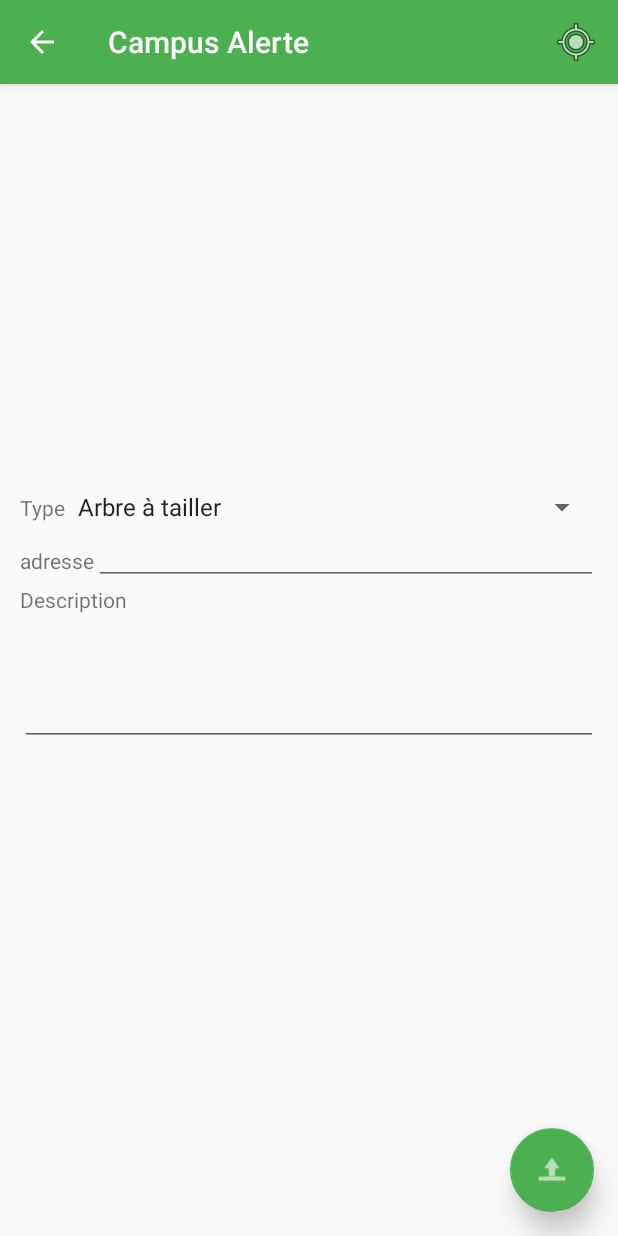
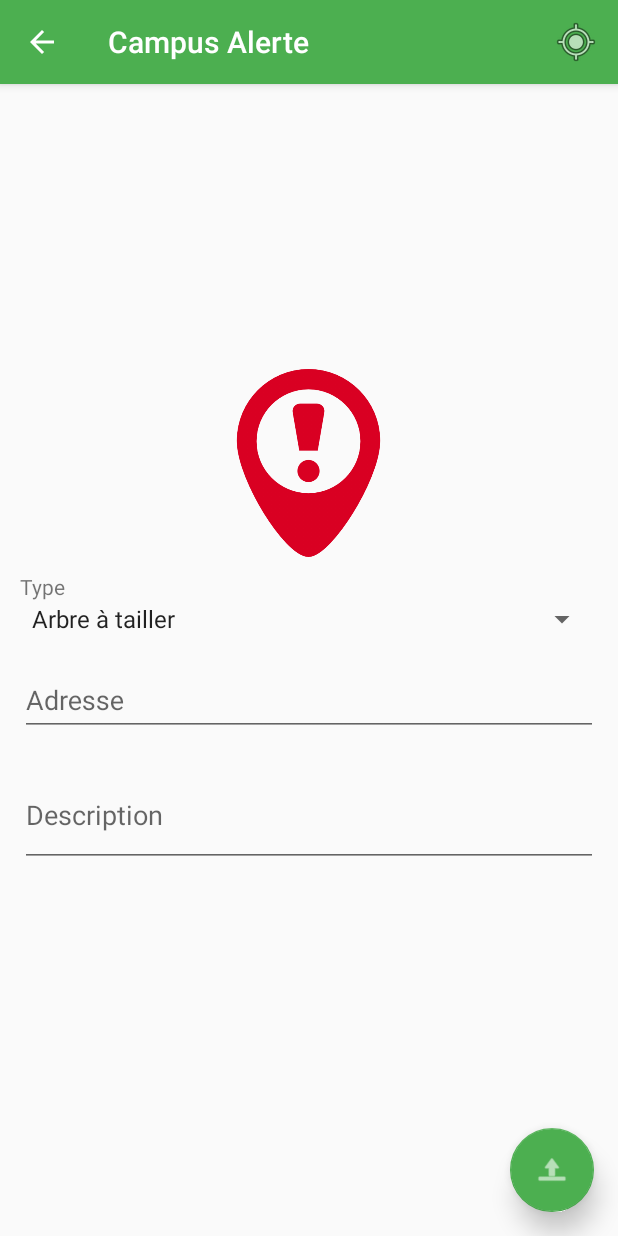
Before and after one commit to Sparow199/CampusAlert, an Android app: the fragment AlertNewFragment placed in its activity, on a phone screen of 412 x 824 dp. Run offline under Robolectric (Android 15) with nearby library versions, the phone set to English and light mode, and no system bars; our stand-ins replace Room's generated code, data binding; libraries missing offline, so code that uses them is left out: pub.devrel.easypermissions; 2 statements that could not run were skipped.

Commit message:
Improuve UX

```diff
--- a/app/build.gradle
+++ b/app/build.gradle
@@ -32,7 +32,7 @@ android {
 
 // Versions
 project.ext {
-    appcompat = "27.0.1"
+    appcompat = "27.0.2"
     rc = "1.0.0"
     rcLife = "1.0.0"
     retrofit = "2.3.0"
--- a/app/src/main/res/layout/fragment_alert_details.xml
+++ b/app/src/main/res/layout/fragment_alert_details.xml
@@ -103,9 +103,9 @@
                 android:id="@+id/alert_desc"
                 android:layout_width="match_parent"
                 android:layout_height="wrap_content"
-                android:contentDescription="@string/description"
-                android:text="@{alert.getDescription()}"
-                android:textSize="@dimen/alert_header2" />
+                android:contentDescription="@string/alert_desc"
+                android:text="@{String.format(@string/alert_desc, alert.getDescription())}"
+                android:textSize="@dimen/alert_text"  />
 
         </LinearLayout>
 
--- a/app/src/main/res/layout/fragment_alert_new.xml
+++ b/app/src/main/res/layout/fragment_alert_new.xml
@@ -40,76 +40,74 @@
             android:padding="5dp"
             android:paddingTop="@dimen/activity_vertical_margin">
 
+            <ImageView
+                android:id="@+id/imageView"
+                android:layout_width="@dimen/logo_width"
+                android:layout_height="@dimen/logo_height"
+                android:contentDescription="@string/alert_logo"
+                android:src="@drawable/logo" />
 
-            <!--<com.google.android.gms.maps.MapView-->
-                <!--android:id="@+id/mapview"-->
-                <!--android:layout_width="fill_parent"-->
-                <!--android:layout_height="325dp" />-->
-
-            <!--<WebView-->
-                <!--android:id="@+id/new_web_view"-->
-                <!--android:layout_width="fill_parent"-->
-                <!--android:layout_height="325dp"-->
-                <!--android:layout_margin="8dp"/>-->
 
             <LinearLayout
-                android:layout_width="match_parent"
-                android:layout_height="wrap_content"
-                android:orientation="horizontal">
+                android:orientation="vertical"
+                android:id="@+id/linear_layout"
+                android:layout_width="fill_parent"
+                android:layout_height="wrap_content">
 
                 <TextView
                     android:id="@+id/alert_type_label"
-                    android:layout_width="wrap_content"
+                    android:layout_width="fill_parent"
                     android:layout_height="wrap_content"
+                    android:layout_marginTop="10dp"
                     android:labelFor="@id/alert_type_spinner"
                     android:text="@string/type" />
 
                 <Spinner
                     android:id="@+id/alert_type_spinner"
-                    android:layout_width="match_parent"
+                    android:layout_width="fill_parent"
                     android:layout_height="wrap_content"
                     android:entries="@array/alert_type_array"
                     android:prompt="@string/types" />
+
             </LinearLayout>
 
 
-            <LinearLayout
-                android:layout_width="match_parent"
+            <android.support.design.widget.TextInputLayout
+                android:id="@+id/address_hint"
+                android:layout_width="fill_parent"
                 android:layout_height="wrap_content"
-                android:orientation="horizontal">
-
-                <TextView
-                    android:id="@+id/alert_address"
-                    android:layout_width="wrap_content"
-                    android:layout_height="wrap_content"
-                    android:labelFor="@id/address"
-                    android:text="@string/address" />
+                android:layout_marginTop="10dp">
 
                 <EditText
                     android:id="@+id/address"
                     android:layout_width="match_parent"
                     android:layout_height="wrap_content"
                     android:inputType="text"
-                    android:paddingBottom="5dp"
+                    android:lines="1"
+                    android:maxLines="1"
+                    android:ems="10"
+                    android:hint="@string/address"
                     android:text="@={alert.address}" />
+            </android.support.design.widget.TextInputLayout>
 
-            </LinearLayout>
 
-            <TextView
+            <android.support.design.widget.TextInputLayout
                 android:id="@+id/alert_desc"
-                android:layout_width="match_parent"
+                android:layout_width="fill_parent"
                 android:layout_height="wrap_content"
-                android:text="@string/description"
-                android:visibility="visible" />
+                android:layout_marginTop="10dp">
 
             <EditText
                 android:id="@+id/desc"
                 android:layout_width="match_parent"
                 android:layout_height="wrap_content"
                 android:inputType="textMultiLine"
-                android:lines="3"
-                android:maxLines="5"
+                android:lines="2"
+                android:maxLines="3"
+                android:hint="@string/description"
                 android:text="@={alert.description}" />
+
+            </android.support.design.widget.TextInputLayout>
 
         </LinearLayout>
 
--- a/app/src/main/res/values/strings.xml
+++ b/app/src/main/res/values/strings.xml
@@ -14,14 +14,18 @@
     <string name="date">Date</string>
     <string name="alert_date">Crée le: %s</string>
 
-    <string name="address">adresse</string>
-    <string name="alert_address">adresse: %s</string>
+    <string name="address">Adresse</string>
+    <string name="alert_address">Adresse: %s</string>
 
+    <string name="longitude">Longitude</string>
     <string name="alert_long">Longitude: %s</string>
 
+    <string name="latitude">Latitute</string>
     <string name="alert_lati">Latitute: %s</string>
 
     <string name="description">Description</string>
+
+    <string name="alert_desc">Description: %s </string>
 
 
 
--- a/build.gradle
+++ b/build.gradle
@@ -1,7 +1,7 @@
 // Top-level build file where you can add configuration options common to all sub-projects/modules.
 
 buildscript {
-    ext.kotlin_version = '1.1.61'
+    ext.kotlin_version = '1.2.0'
     repositories {
         google()
         jcenter()
```
Also changed, not shown: 1 other file.
